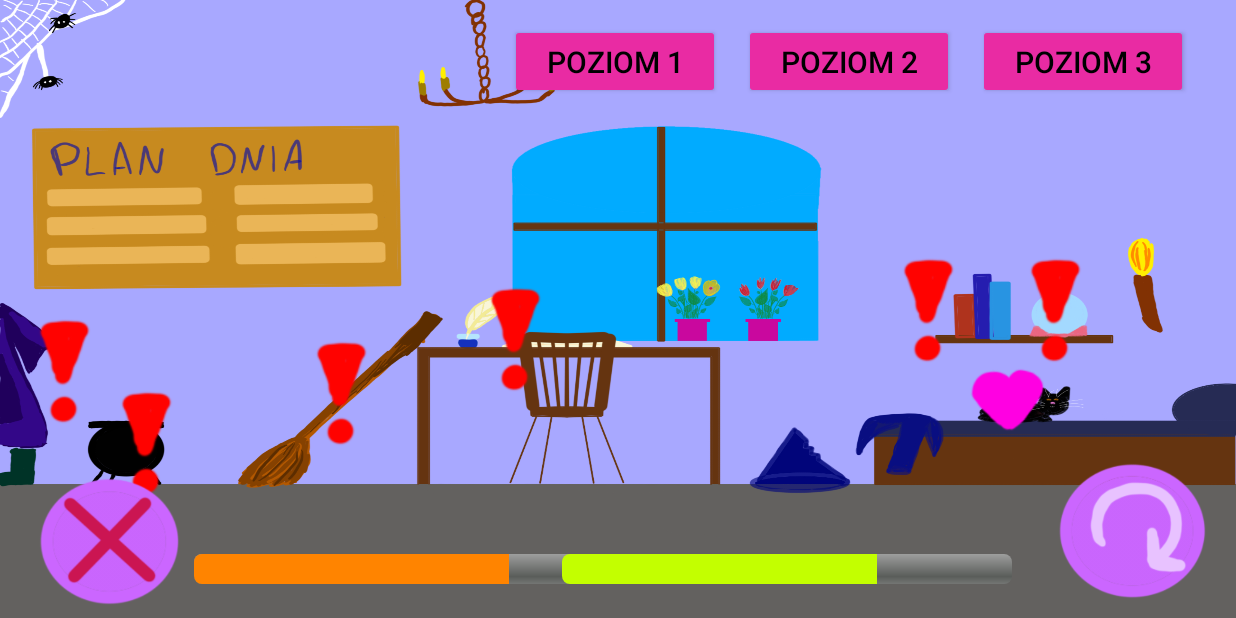
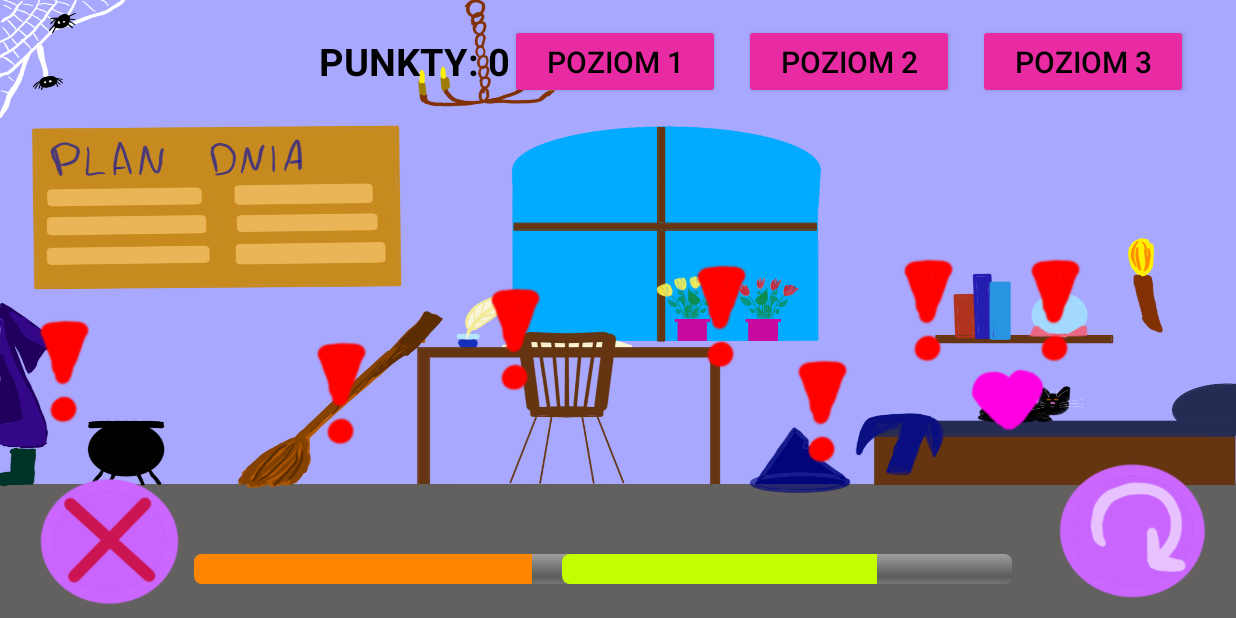
Before and after one commit to luki05superas-code/witch, an Android app: the screen it shows after launch (MainActivity), after a tap on "Wykrzyknik", on a phone screen of 824 x 412 dp (held sideways). Run offline under Robolectric (Android 15) with nearby library versions, the phone set to English and light mode, and no system bars; 3 other taps on this screen came first.

Commit message:
"Dodane głaskanie kota, i punkty."

```diff
--- /dev/null
+++ b/app/src/main/java/com/example/witch/BlackCat.java
@@ -0,0 +1,15 @@
+package com.example.witch;
+
+public class BlackCat extends GameAction{
+
+    public BlackCat(int timeCost, int energyCost){
+        super(timeCost,energyCost);
+        this.description="Miau, miau. Miauuu!!!";
+    }
+
+    @Override
+    public void updateDescription() {
+
+    }
+
+}
--- a/app/src/main/java/com/example/witch/GameAction.java
+++ b/app/src/main/java/com/example/witch/GameAction.java
@@ -6,6 +6,7 @@ public abstract class GameAction {
     protected int energyCost;
     protected int priority;
     public int nr_butt;
+    public boolean done=false;
 
     public GameAction( int timeCost,int energyCost){
 
--- a/app/src/main/java/com/example/witch/GameModel.java
+++ b/app/src/main/java/com/example/witch/GameModel.java
@@ -9,7 +9,12 @@ import java.util.Map;
 public class GameModel {
     private int currentEnergy = 80;
     private int currentTime = 80;
+    private int level;
+    private int countMove=0;
+    private int point=0;
     private Map<String, GameAction> actions = new HashMap<>();
+
+
 
     public int getCurrentEnergy(){
         return currentEnergy;
@@ -18,19 +23,36 @@ public class GameModel {
     public int getCurrentTime() {
         return currentTime;
     }
-    public boolean performAction(int energyCost, int timeCost){
-        if (currentEnergy >= energyCost && currentTime >= timeCost) {
-            currentEnergy -= energyCost;
-            currentTime -= timeCost;
+    public boolean performAction(GameAction action){
+        if (currentEnergy >= action.getEnergyCost() && currentTime >= action.getTimeCost()) {
+            currentEnergy -= action.getEnergyCost();
+            currentTime -= action.getTimeCost();;
+            countMove++;
+            int multiplier = (level ==1) ? 2 :3;
+            if(countMove <= (action.getPriority()*multiplier) && countMove > ((action.getPriority()-1)*multiplier)){
+                point+=10;
+            }
+
             return true;
         }
         return false;
     }
+    public void petCat(GameAction blackCat){
+        if (currentTime>=blackCat.getTimeCost() && currentEnergy <= 80){
+            currentTime-=blackCat.getTimeCost();
+            currentEnergy-=blackCat.getEnergyCost();
+
+        }
+
+    }
+
     public GameModel(int level){
-        initializeLevel(level);
+        this.level=level;
+        initializeLevel();
+
     }
-    // TODO: dodać opcje dla resetowania dla konkretnego poziomu, ewentualnie zmienic tak żeby odrazu ustawiało czynności.
-    private void initializeLevel(int level){
+
+    private void initializeLevel(){
         actions.clear();
         List<GameAction> pool = new ArrayList<>();
         switch (level) {
@@ -73,6 +95,10 @@ public class GameModel {
             actions.put("wykrzyknik" + action.nr_butt, action);
 
         }
+        BlackCat action = new BlackCat(5, -20);
+        actions.put("serce", action);
+
+
 
 
 
@@ -83,5 +109,19 @@ public class GameModel {
     public void resetGame(){
         currentEnergy=80;
         currentTime=80;
+        point=0;
+        countMove=0;
+        resetActions();
+    }
+    public void resetActions(){
+        for (GameAction action : actions.values()){
+            action.done=false;
+        }
+    }
+    public int getPoint(){
+        return point;
+    }
+    public int getCountMove(){
+        return countMove;
     }
 }
--- a/app/src/main/java/com/example/witch/MainActivity.java
+++ b/app/src/main/java/com/example/witch/MainActivity.java
@@ -6,6 +6,7 @@ import android.view.View;
 import android.widget.Button;
 import android.widget.ImageButton;
 import android.widget.ProgressBar;
+import android.widget.TextView;
 import android.widget.Toast;
 
 public class MainActivity extends AppCompatActivity {
@@ -25,6 +26,10 @@ public class MainActivity extends AppCompatActivity {
     private Button level1Button;
     private Button level2Button;
     private Button level3Button;
+    private ImageButton heart;
+    private ImageButton[] buttons;
+    private TextView textPoint;
+
 
 
 
@@ -35,6 +40,7 @@ public class MainActivity extends AppCompatActivity {
 
         energyBar = findViewById(R.id.energy_bar);
         timeBar = findViewById(R.id.time_bar);
+        textPoint = findViewById(R.id.textPoint);
         actionButt1 = findViewById(R.id.button_wykrzyknik1);
         actionButt2 = findViewById(R.id.button_wykrzyknik2);
         actionButt3 = findViewById(R.id.button_wykrzyknik3);
@@ -43,17 +49,35 @@ public class MainActivity extends AppCompatActivity {
         actionButt6 = findViewById(R.id.button_wykrzyknik6);
         actionButt7 = findViewById(R.id.button_wykrzyknik7);
         actionButt8 = findViewById(R.id.button_wykrzyknik8);
+        buttons = new ImageButton[]{actionButt1, actionButt2, actionButt3, actionButt4, actionButt5, actionButt6, actionButt7, actionButt8};
         replyaButt = findViewById(R.id.button_replay);
         buttonClose = (ImageButton) findViewById(R.id.button_close);
         level1Button = (Button) findViewById(R.id.button_poziom_1);
         level2Button = (Button) findViewById(R.id.button_poziom_2);
         level3Button = (Button) findViewById(R.id.button_poziom_3);
+        heart = findViewById(R.id.button_serce);
 
         energyBar.setMax(100);
         timeBar.setMax(100);
-        refreshButtons();
+        setupButtons();
 
-        setupActionButtons();
+
+       heart.setOnClickListener(new View.OnClickListener() {
+            public void onClick(View v) {
+                String key = "serce";
+                GameAction action = gameModel.getAction(key);
+                if(action != null){
+
+                    Toast.makeText(MainActivity.this, "Wykonałaś: " + action.getDescription() ,Toast.LENGTH_SHORT).show();
+                    gameModel.petCat(action);
+                    updateUI();
+                }
+                else{
+                    Toast.makeText(MainActivity.this, "Błąd...", Toast.LENGTH_SHORT).show();
+                }
+
+            }
+        });
         buttonClose.setOnClickListener(new View.OnClickListener() {
             public void onClick(View v) {
                 finish();
@@ -62,54 +86,50 @@ public class MainActivity extends AppCompatActivity {
         replyaButt.setOnClickListener(new View.OnClickListener() {
             public void onClick(View v) {
                 gameModel.resetGame();
+                setupButtons();
                 updateUI();
             }
         });
+        level1Button.setOnClickListener(new View.OnClickListener() {
+            public void onClick(View v) {
+                gameModel = new GameModel(1);
+                setupButtons();
+
+                updateUI();
+
+            }
+        });
+        level2Button.setOnClickListener(new View.OnClickListener() {
+            public void onClick(View v) {
+                gameModel = new GameModel(2);
+                setupButtons();
+
+                updateUI();
+            }
+        });
+        level3Button.setOnClickListener(new View.OnClickListener() {
+            public void onClick(View v) {
+                gameModel = new GameModel(3);
+                setupButtons();
+
+                updateUI();
+            }
+        });
+
+
+
         updateUI();
 
 
     }
 
-    private void setupActionButtons(){
-        GameAction action1 = gameModel.getAction("wykrzyknik1");
-        if(action1 != null){
-            actionButt1.setOnClickListener(view -> handleActionClick(action1));
-        }
-        GameAction action2 = gameModel.getAction("wykrzyknik2");
-        if(action2 != null){
-            actionButt2.setOnClickListener(view -> handleActionClick(action2));
-        }
-        GameAction action3 = gameModel.getAction("wykrzyknik3");
-        if(action3 != null){
-            actionButt3.setOnClickListener(view -> handleActionClick(action3));
-        }
-        GameAction action4 = gameModel.getAction("wykrzyknik4");
-        if(action4 != null){
-            actionButt4.setOnClickListener(view -> handleActionClick(action4));
-        }
-        GameAction action5 = gameModel.getAction("wykrzyknik5");
-        if(action5 != null){
-            actionButt5.setOnClickListener(view -> handleActionClick(action5));
-        }
-        GameAction action6 = gameModel.getAction("wykrzyknik6");
-        if(action6 != null){
-            actionButt6.setOnClickListener(view -> handleActionClick(action6));
-        }
-        GameAction action7 = gameModel.getAction("wykrzyknik7");
-        if(action7 != null){
-            actionButt7.setOnClickListener(view -> handleActionClick(action7));
-        }
-        GameAction action8 = gameModel.getAction("wykrzyknik8");
-        if(action8 != null){
-            actionButt8.setOnClickListener(view -> handleActionClick(action8));
-        }
 
-
-    }
     private void handleActionClick(GameAction action){
-        boolean success = gameModel.performAction(action.getEnergyCost(),action.getTimeCost());
+        boolean success = gameModel.performAction(action);
         if(success){
             Toast.makeText(this, action.getDescription() + " wykonane!", Toast.LENGTH_SHORT).show();
+            action.done=true;
+            setupButtons();
             updateUI();
         } else {
             Toast.makeText(this, "Brak zasobów do wykonania: " + action.getDescription(), Toast.LENGTH_SHORT).show();
@@ -118,26 +138,27 @@ public class MainActivity extends AppCompatActivity {
     private void updateUI() {
         energyBar.setProgress(gameModel.getCurrentEnergy());
         timeBar.setProgress(gameModel.getCurrentTime());
+        textPoint.setText("PUNKTY: " + gameModel.getPoint());
+
     }
-    private void setupButton(ImageButton btn, String key){
-        GameAction action = gameModel.getAction(key);
-        if(action != null){
-            btn.setVisibility(View.VISIBLE);
-        }
-        else {
-            btn.setVisibility(View.GONE);
+    private void setupButtons(){
+        for(int i=0; i<buttons.length; i++){
+            ImageButton btn = buttons[i];
+            String key = "wykrzyknik" + (i+1);
+
+            GameAction action = gameModel.getAction(key);
+
+            if(action != null && !action.done){
+                btn.setVisibility(View.VISIBLE);
+                btn.setOnClickListener(view -> handleActionClick(action));
+            }
+            else {
+                btn.setVisibility(View.GONE);
+            }
         }
 
-    }
-    private void refreshButtons(){
-        setupButton(actionButt1,"wykrzyknik1");
-        setupButton(actionButt2,"wykrzyknik2");
-        setupButton(actionButt3,"wykrzyknik3");
-        setupButton(actionButt4,"wykrzyknik4");
-        setupButton(actionButt5,"wykrzyknik5");
-        setupButton(actionButt6,"wykrzyknik6");
-        setupButton(actionButt7,"wykrzyknik7");
-        setupButton(actionButt8,"wykrzyknik8");
+
 
     }
+
 }
--- a/app/src/main/res/layout/layout.xml
+++ b/app/src/main/res/layout/layout.xml
@@ -4,49 +4,59 @@
     xmlns:tools="http://schemas.android.com/tools"
     android:layout_width="match_parent"
     android:layout_height="match_parent"
-    android:orientation="vertical"
-    android:background="@drawable/tlo_glowne">
+    android:background="@drawable/tlo_glowne"
+    android:orientation="vertical">
 
     <LinearLayout
         android:layout_width="wrap_content"
         android:layout_height="wrap_content"
+        android:layout_gravity="end"
         android:orientation="horizontal"
-        android:layout_gravity="end"
         android:paddingTop="16dp"
         android:paddingRight="16dp">
 
+        <TextView
+            android:id="@+id/textPoint"
+            android:layout_width="wrap_content"
+            android:layout_height="wrap_content"
+            android:layout_gravity="center"
+            android:text="PUNKTY: 0 "
+            android:textColor="#000000"
+            android:textSize="25dp"
+            android:textAlignment="center"
+            android:textStyle="bold"/>
         <Button
             android:id="@+id/button_poziom_1"
             android:layout_width="140dp"
             android:layout_height="50dp"
-            android:text="POZIOM 1"
             android:layout_marginEnd="16dp"
             android:backgroundTint="#E92BA3"
+            android:gravity="center"
+            android:text="POZIOM 1"
             android:textColor="#000000"
-            android:textSize="20sp"
-            android:gravity="center"/>
+            android:textSize="20sp" />
 
         <Button
             android:id="@+id/button_poziom_2"
             android:layout_width="140dp"
             android:layout_height="50dp"
-            android:text="POZIOM 2"
             android:layout_marginEnd="16dp"
             android:backgroundTint="#E92BA3"
+            android:gravity="center"
+            android:text="POZIOM 2"
             android:textColor="#000000"
-            android:textSize="20sp"
-            android:gravity="center"/>
+            android:textSize="20sp" />
 
         <Button
             android:id="@+id/button_poziom_3"
             android:layout_width="140dp"
             android:layout_height="50dp"
-            android:text="POZIOM 3"
             android:layout_marginEnd="16dp"
             android:backgroundTint="#E92BA3"
+            android:gravity="center"
+            android:text="POZIOM 3"
             android:textColor="#000000"
-            android:textSize="20sp"
-            android:gravity="center"/>
+            android:textSize="20sp" />
     </LinearLayout>
 
     <androidx.constraintlayout.widget.ConstraintLayout
```
